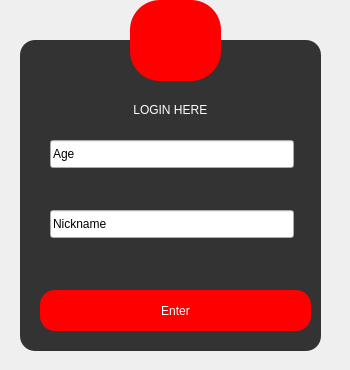
Above: form.ui from NazaeStoyko/SeaBattle-Qt before the change. Below: the same form after it.
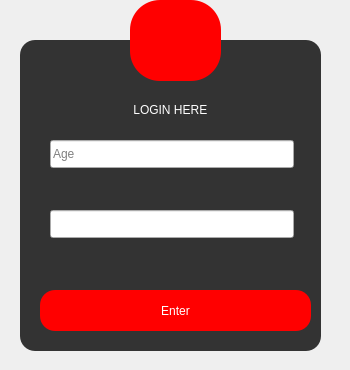
That is the form after the change. Icons and pictures are not drawn.

```diff
--- a/form.ui
+++ b/form.ui
@@ -130,7 +130,7 @@
      <string/>
     </property>
     <property name="text">
-     <string>Age</string>
+     <string/>
     </property>
     <property name="frame">
      <bool>true</bool>
@@ -139,7 +139,10 @@
      <enum>QLineEdit::Normal</enum>
     </property>
     <property name="cursorPosition">
-     <number>3</number>
+     <number>0</number>
+    </property>
+    <property name="placeholderText">
+     <string>Age</string>
     </property>
    </widget>
    <widget class="QLineEdit" name="Nick">
@@ -155,11 +158,14 @@
      <string/>
     </property>
     <property name="text">
-     <string>Nickname            </string>
+     <string>            </string>
     </property>
     <property name="maxLength">
      <number>300</number>
     </property>
+    <property name="placeholderText">
+     <string>Nickname</string>
+    </property>
    </widget>
   </widget>
   <widget class="QToolButton" name="toolButton">
```
